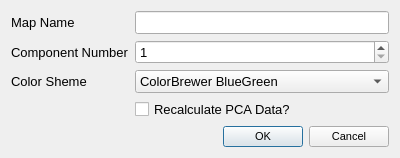
Above: GUI/Analysis/principalcomponentsdialog.ui from VespucciProject/Vespucci before the change. Below: the same form after it.
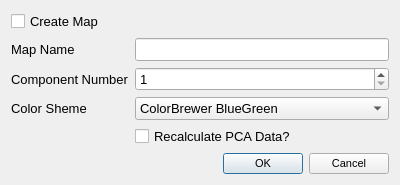
That is the form after the change.

```diff
--- a/GUI/Analysis/principalcomponentsdialog.ui
+++ b/GUI/Analysis/principalcomponentsdialog.ui
@@ -7,7 +7,7 @@
     <x>0</x>
     <y>0</y>
     <width>400</width>
-    <height>142</height>
+    <height>158</height>
    </rect>
   </property>
   <property name="font">
@@ -19,24 +19,24 @@
    <string>Principal Components Image</string>
   </property>
   <layout class="QFormLayout" name="formLayout">
-   <item row="0" column="0">
+   <item row="1" column="0">
     <widget class="QLabel" name="label">
      <property name="text">
       <string>Map Name</string>
      </property>
     </widget>
    </item>
-   <item row="0" column="1">
+   <item row="1" column="1">
     <widget class="QLineEdit" name="nameLineEdit"/>
    </item>
-   <item row="1" column="0">
+   <item row="2" column="0">
     <widget class="QLabel" name="label_2">
      <property name="text">
       <string>Component Number</string>
      </property>
     </widget>
    </item>
-   <item row="1" column="1">
+   <item row="2" column="1">
     <widget class="QSpinBox" name="componentSpinBox">
      <property name="minimum">
       <number>1</number>
@@ -46,14 +46,14 @@
      </property>
     </widget>
    </item>
-   <item row="2" column="0">
+   <item row="3" column="0">
     <widget class="QLabel" name="label_3">
      <property name="text">
       <string>Color Sheme</string>
      </property>
     </widget>
    </item>
-   <item row="2" column="1">
+   <item row="3" column="1">
     <widget class="QComboBox" name="gradientComboBox">
      <property name="toolTip">
       <string>An asterix by the color scheme name indicates a divergent color scheme particularly suited for this kind of map.</string>
@@ -258,14 +258,14 @@
      </item>
     </widget>
    </item>
-   <item row="3" column="1">
+   <item row="4" column="1">
     <widget class="QCheckBox" name="recalculateCheckBox">
      <property name="text">
       <string>Recalculate PCA Data?</string>
      </property>
     </widget>
    </item>
-   <item row="4" column="1">
+   <item row="5" column="1">
     <widget class="QDialogButtonBox" name="buttonBox">
      <property name="font">
       <font>
@@ -280,6 +280,13 @@
      </property>
     </widget>
    </item>
+   <item row="0" column="0">
+    <widget class="QCheckBox" name="mapCheckBox">
+     <property name="text">
+      <string>Create Map</string>
+     </property>
+    </widget>
+   </item>
   </layout>
  </widget>
  <resources/>
```
